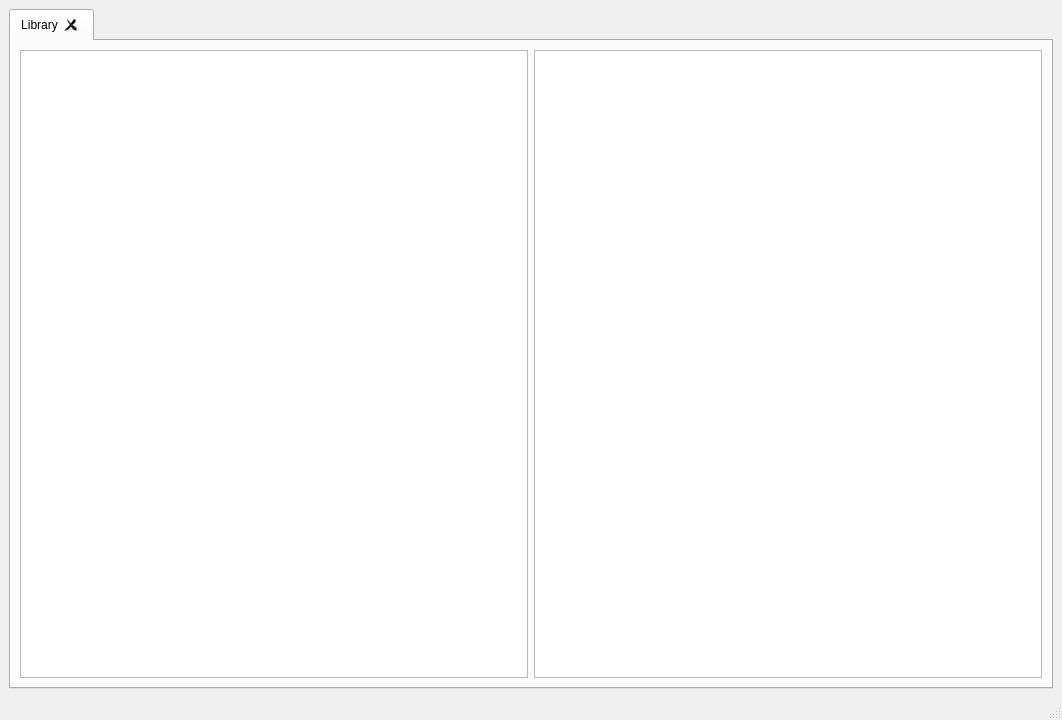
Old version of the form resources/raw/main.ui in the repository BasioMeusPuga/Lector.
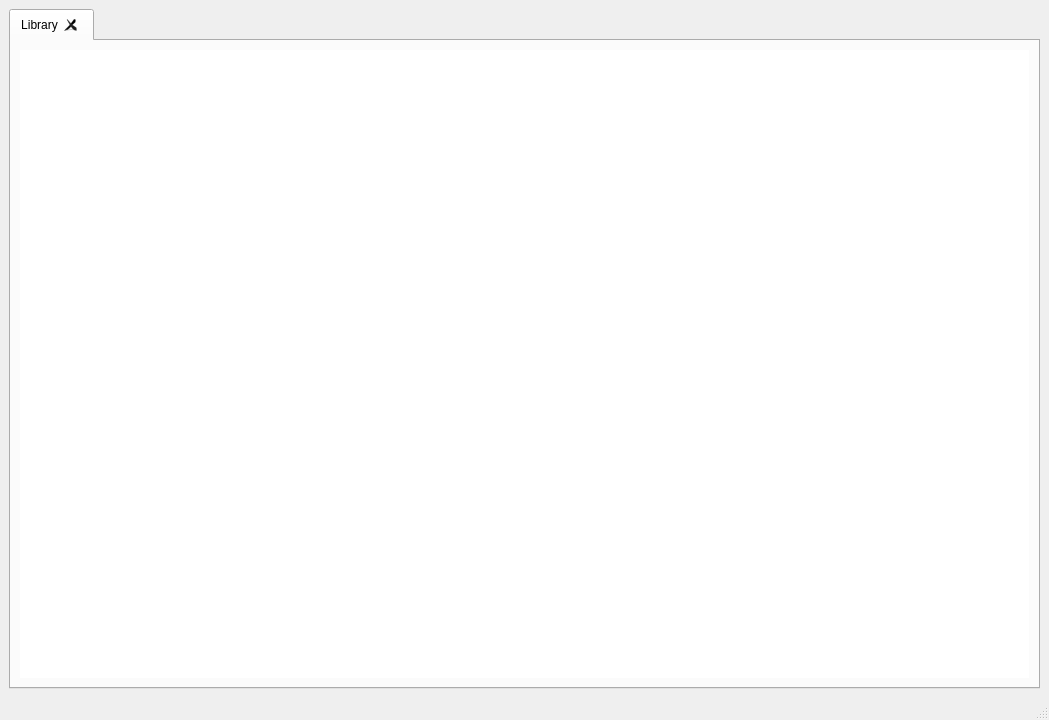
New version of the form. The open tabs and pages were chosen to show the change.

Commit message: Fix library grid misalignment

Patch:
```diff
--- a/resources/raw/main.ui
+++ b/resources/raw/main.ui
@@ -6,7 +6,7 @@
    <rect>
     <x>0</x>
     <y>0</y>
-    <width>1062</width>
+    <width>1049</width>
     <height>720</height>
    </rect>
   </property>
@@ -29,11 +29,36 @@
          <attribute name="title">
           <string>Library</string>
          </attribute>
-         <layout class="QHBoxLayout" name="horizontalLayout_2">
-          <item>
+         <layout class="QGridLayout" name="gridLayout_2">
+          <item row="0" column="0">
+           <widget class="QStackedWidget" name="stackedWidget">
+            <property name="frameShape">
+             <enum>QFrame::NoFrame</enum>
+            </property>
+            <property name="lineWidth">
+             <number>0</number>
+            </property>
+            <widget class="QWidget" name="listPage">
+             <layout class="QGridLayout" name="gridLayout_4">
+              <property name="leftMargin">
+               <number>0</number>
+              </property>
+              <property name="topMargin">
+               <number>0</number>
+              </property>
+              <property name="rightMargin">
+               <number>0</number>
+              </property>
+              <property name="bottomMargin">
+               <number>0</number>
+              </property>
+              <property name="spacing">
+               <number>0</number>
+              </property>
+              <item row="0" column="0">
            <widget class="QListView" name="listView">
             <property name="frameShape">
-             <enum>QFrame::StyledPanel</enum>
+                 <enum>QFrame::NoFrame</enum>
             </property>
             <property name="editTriggers">
              <set>QAbstractItemView::NoEditTriggers</set>
@@ -70,10 +95,29 @@
             </property>
            </widget>
           </item>
-          <item>
+             </layout>
+            </widget>
+            <widget class="QWidget" name="tablePage">
+             <layout class="QGridLayout" name="gridLayout_3">
+              <property name="leftMargin">
+               <number>0</number>
+              </property>
+              <property name="topMargin">
+               <number>0</number>
+              </property>
+              <property name="rightMargin">
+               <number>0</number>
+              </property>
+              <property name="bottomMargin">
+               <number>0</number>
+              </property>
+              <property name="spacing">
+               <number>0</number>
+              </property>
+              <item row="0" column="0">
            <widget class="QTableView" name="tableView">
             <property name="frameShape">
-             <enum>QFrame::StyledPanel</enum>
+                 <enum>QFrame::NoFrame</enum>
             </property>
             <property name="sizeAdjustPolicy">
              <enum>QAbstractScrollArea::AdjustToContentsOnFirstShow</enum>
@@ -102,6 +146,10 @@
             <attribute name="verticalHeaderVisible">
              <bool>false</bool>
             </attribute>
+               </widget>
+              </item>
+             </layout>
+            </widget>
            </widget>
           </item>
          </layout>
```
Lines whose indentation alone changed are shown as unchanged. The commit also changes 2 other files.
